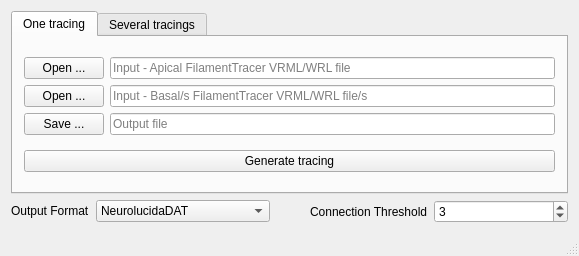
The window that SkelGenerator/MainWindow.ui (vg-lab/SkelGenerator) describes before a commit, drawn with Qt 5.
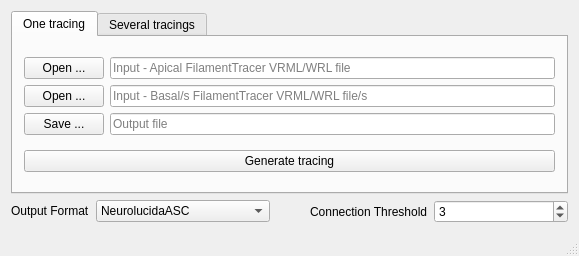
The same window after the commit. Icons and pictures are not drawn.

Commit message: Remove conversion stage with NLMorphologyConverter. this is not compatible with spines.

Patch:
```diff
--- a/SkelGenerator/MainWindow.ui
+++ b/SkelGenerator/MainWindow.ui
@@ -184,11 +184,6 @@
         </item>
         <item row="0" column="1">
          <widget class="QComboBox" name="outputFormatComboBox">
-          <item>
-           <property name="text">
-            <string extracomment=".dat">NeurolucidaDAT</string>
-           </property>
-          </item>
           <item>
            <property name="text">
             <string>NeurolucidaASC</string>
```
Left out of the diff: 15 changed lines with no effect on the pictures. The commit also changes 2 other files.
